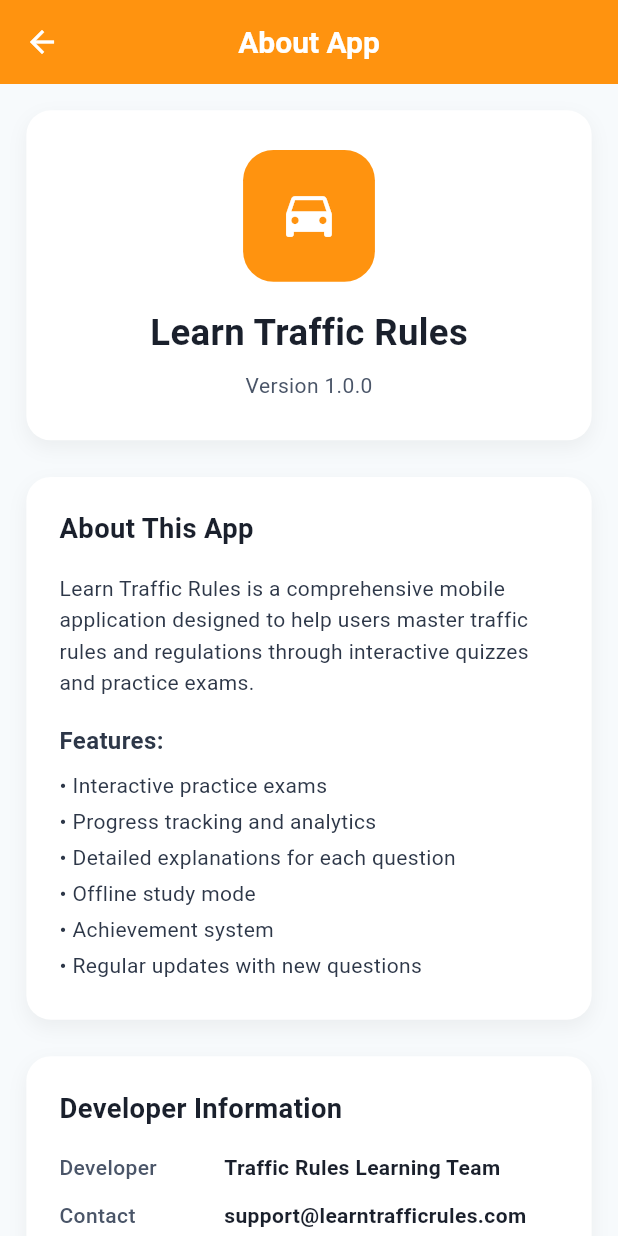
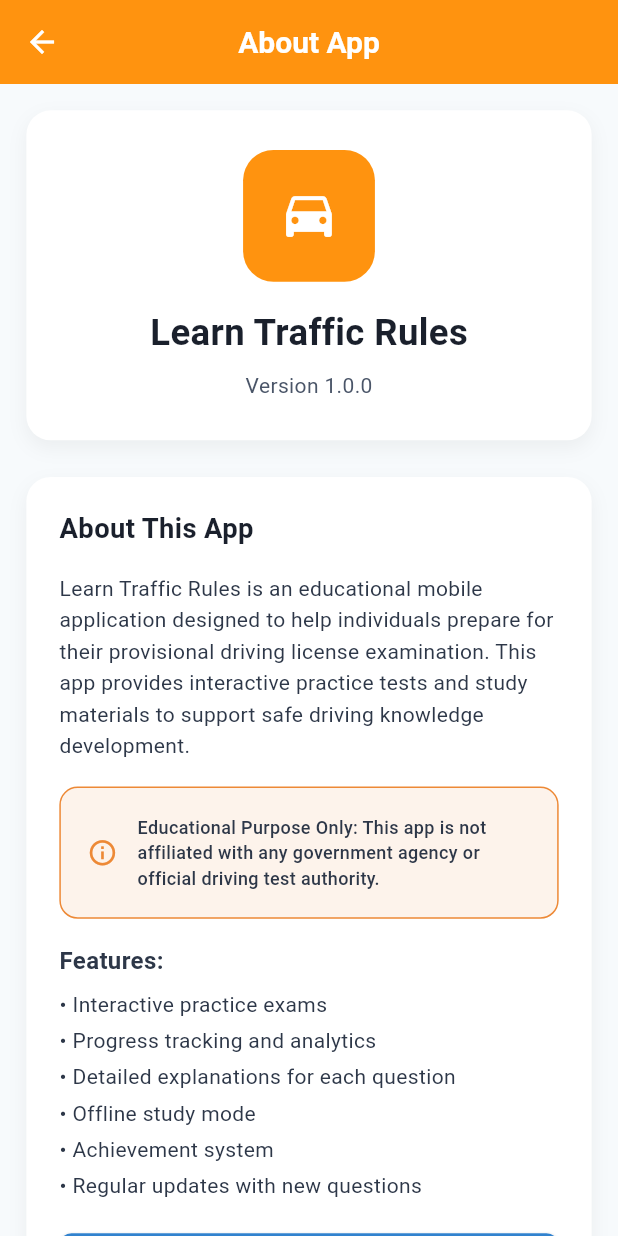
Before and after one commit to codetraildevs/learn-traffic-rules, a Flutter app: the AboutAppScreen screen opened by its route, on a phone screen of 412 x 824 dp. Run offline on Flutter 3.47's test engine with Material 3 defaults, Android fonts, the light colour scheme and no system bars; our stand-ins replace connectivity_plus, device_info_plus, file_picker, flutter_local_notifications, flutter_riverpod, flutter_screenutil and 3 more; missing offline and left inert: flash_message; accounts and stored records are empty; project files that could hold a hidden picture were left out.

```diff
--- a/frontend/lib/core/constants/app_constants.dart
+++ b/frontend/lib/core/constants/app_constants.dart
@@ -20,6 +20,9 @@ class AppConstants {
 
   // App Configuration
   static const String appName = 'Learn Traffic Rules';
+  static const String appSubtitle = 'Provisional Driving License Preparation';
+  static const String appDescription =
+      'Educational app for provisional driving license preparation and traffic safety learning';
   static const String appVersion = '1.0.0';
   static const String appBuildNumber = '1';
 
@@ -86,16 +89,18 @@ class AppConstants {
       'Payment approved! You now have access to all exams.';
   static const String dataSynced = 'Data synchronized successfully!';
 
-  // Exam Categories
+  // Exam Categories - Educational Focus for Provisional License
   static const List<String> examCategories = [
-    'Traffic Signs',
-    'Road Rules',
-    'Vehicle Regulations',
-    'Safety Procedures',
-    'Emergency Situations',
-    'Parking Rules',
-    'Highway Driving',
-    'City Driving',
+    'Traffic Signs & Signals',
+    'Road Rules & Regulations',
+    'Vehicle Safety & Maintenance',
+    'Emergency Procedures',
+    'Parking & Maneuvering',
+    'Highway & Expressway Rules',
+    'City & Urban Driving',
+    'Pedestrian & Cyclist Safety',
+    'Weather & Road Conditions',
+    'Alcohol & Drug Awareness',
   ];
 
   // Difficulty Levels
--- a/frontend/lib/screens/user/about_app_screen.dart
+++ b/frontend/lib/screens/user/about_app_screen.dart
@@ -89,10 +89,38 @@ class AboutAppScreen extends StatelessWidget {
                   ),
                   SizedBox(height: 16.h),
                   Text(
-                    'Learn Traffic Rules is a comprehensive mobile application designed to help users master traffic rules and regulations through interactive quizzes and practice exams.',
+                    'Learn Traffic Rules is an educational mobile application designed to help individuals prepare for their provisional driving license examination. This app provides interactive practice tests and study materials to support safe driving knowledge development.',
                     style: AppTextStyles.bodyMedium.copyWith(
                       color: AppColors.grey700,
                       height: 1.5,
+                    ),
+                  ),
+                  SizedBox(height: 16.h),
+                  Container(
+                    padding: EdgeInsets.all(16.w),
+                    decoration: BoxDecoration(
+                      color: AppColors.warning.withOpacity(0.1),
+                      borderRadius: BorderRadius.circular(12.r),
+                      border: Border.all(color: AppColors.warning, width: 1),
+                    ),
+                    child: Row(
+                      children: [
+                        Icon(
+                          Icons.info_outline,
+                          color: AppColors.warning,
+                          size: 20.sp,
+                        ),
+                        SizedBox(width: 12.w),
+                        Expanded(
+                          child: Text(
+                            'Educational Purpose Only: This app is not affiliated with any government agency or official driving test authority.',
+                            style: AppTextStyles.bodySmall.copyWith(
+                              color: AppColors.grey700,
+                              fontWeight: FontWeight.w500,
+                            ),
+                          ),
+                        ),
+                      ],
                     ),
                   ),
                   SizedBox(height: 16.h),
@@ -111,6 +139,25 @@ class AboutAppScreen extends StatelessWidget {
                   _buildFeatureItem('• Offline study mode'),
                   _buildFeatureItem('• Achievement system'),
                   _buildFeatureItem('• Regular updates with new questions'),
+                  SizedBox(height: 16.h),
+                  SizedBox(
+                    width: double.infinity,
+                    child: ElevatedButton.icon(
+                      onPressed: () {
+                        Navigator.pushNamed(context, '/disclaimer');
+                      },
+                      icon: Icon(Icons.info_outline, size: 20.sp),
+                      label: const Text('View Educational Disclaimer'),
+                      style: ElevatedButton.styleFrom(
+                        backgroundColor: AppColors.info,
+                        foregroundColor: AppColors.white,
+                        padding: EdgeInsets.symmetric(vertical: 12.h),
+                        shape: RoundedRectangleBorder(
+                          borderRadius: BorderRadius.circular(8.r),
+                        ),
+                      ),
+                    ),
+                  ),
                 ],
               ),
             ),
--- a/frontend/pubspec.yaml
+++ b/frontend/pubspec.yaml
@@ -1,5 +1,5 @@
 name: learn_traffic_rules
-description: Educational app for learning traffic rules and preparing for driving license exams. Practice with sample questions, study road signs, and improve your knowledge. This is a private educational tool and is not affiliated with any government agency.
+description: Educational app for provisional driving license preparation. Learn traffic rules, road signs, and driving regulations through interactive practice tests. Designed to help learners prepare for their provisional driving license exam with comprehensive study materials and realistic practice questions. This educational tool supports safe driving knowledge development.
 
 # The following line prevents the package from being accidentally published to
 # pub.dev using `flutter pub publish`. This is preferred for private packages.
```
Also changed, not shown: frontend/lib/main.dart (+29 -0 lines), frontend/lib/screens/onboarding/disclaimer_screen.dart (added, +283 -0 lines), 5 other files.
